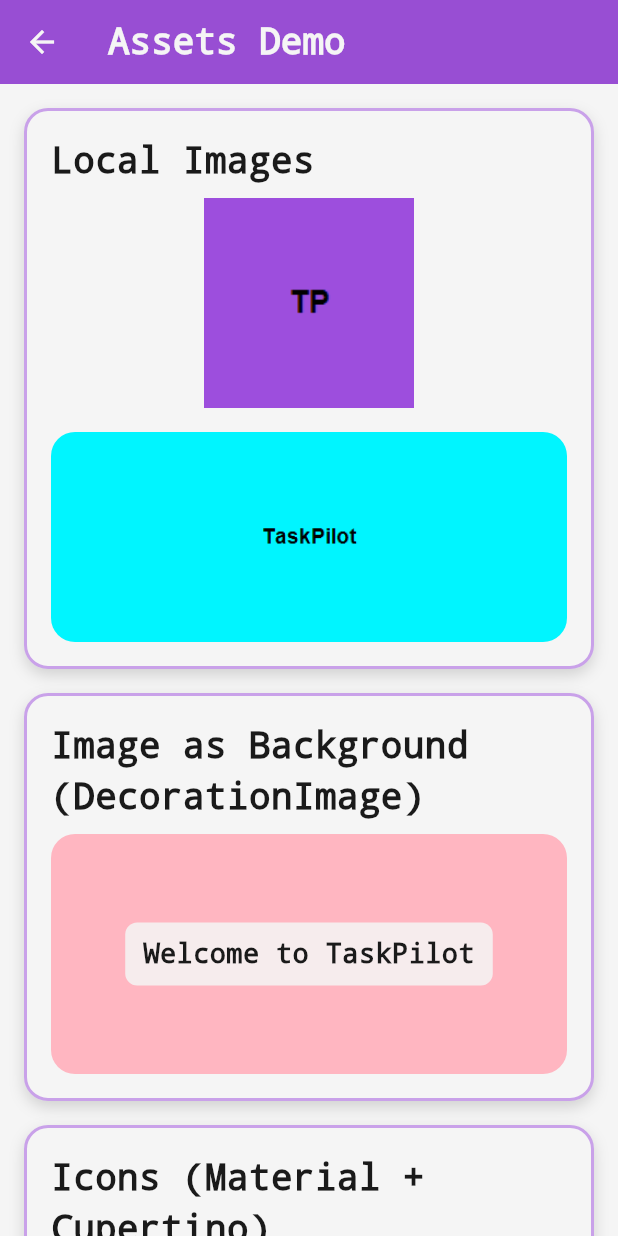
After one commit to kalviumcommunity/S81_DIVINE_FLUTTERAPP_TaskPilot, a Flutter app: the AssetsDemoScreen screen opened by its route, on a phone screen of 412 x 824 dp. The commit adds this screen. Run offline on Flutter 3.47's test engine with Material 3 defaults, Android fonts, the phone set to English and light mode, and no system bars.

Commit message:
feat: added images, icons, and asset management setup

```diff
--- a/flutter_app/lib/main.dart
+++ b/flutter_app/lib/main.dart
@@ -10,6 +10,7 @@ import 'constants/retro_theme.dart';
 import 'screens/user_input_form.dart';
 import 'screens/state_management_demo.dart';
 import 'screens/responsive_design_demo.dart';
+import 'screens/assets_demo_screen.dart';
 
 void main() {
   runApp(const TaskPilotApp());
@@ -36,6 +37,7 @@ class TaskPilotApp extends StatelessWidget {
         '/user-input-form': (context) => const UserInputForm(),
         '/state-management-demo': (context) => const StateManagementDemo(),
         '/responsive-design-demo': (context) => const ResponsiveDesignDemo(),
+        '/assets-demo': (context) => const AssetsDemoScreen(),
 
         // Internal routes used by MultiScreenNavigationDemoScreen
         '/navigation/basic': (context) => const BasicExampleScreen(),
--- /dev/null
+++ b/flutter_app/lib/screens/assets_demo_screen.dart
@@ -0,0 +1,131 @@
+import 'package:flutter/cupertino.dart';
+import 'package:flutter/material.dart';
+
+import '../constants/retro_theme.dart';
+import '../widgets/retro_widgets.dart';
+
+class AssetsDemoScreen extends StatelessWidget {
+  const AssetsDemoScreen({Key? key}) : super(key: key);
+
+  @override
+  Widget build(BuildContext context) {
+    return Scaffold(
+      appBar: AppBar(title: const Text('Assets Demo')),
+      body: SingleChildScrollView(
+        padding: const EdgeInsets.all(RetroSpacing.md),
+        child: Column(
+          crossAxisAlignment: CrossAxisAlignment.stretch,
+          children: [
+            RetroCard(
+              child: Column(
+                crossAxisAlignment: CrossAxisAlignment.start,
+                children: [
+                  Text('Local Images', style: RetroTypography.retroHeadline),
+                  const SizedBox(height: RetroSpacing.sm),
+                  Center(
+                    child: Image.asset(
+                      'assets/images/logo.png',
+                      width: 140,
+                      height: 140,
+                      fit: BoxFit.cover,
+                    ),
+                  ),
+                  const SizedBox(height: RetroSpacing.md),
+                  ClipRRect(
+                    borderRadius: BorderRadius.circular(RetroBorderRadius.md),
+                    child: Image.asset(
+                      'assets/images/banner.png',
+                      height: 140,
+                      width: double.infinity,
+                      fit: BoxFit.cover,
+                    ),
+                  ),
+                ],
+              ),
+            ),
+            const SizedBox(height: RetroSpacing.md),
+            RetroCard(
+              child: Column(
+                crossAxisAlignment: CrossAxisAlignment.start,
+                children: [
+                  Text(
+                    'Image as Background (DecorationImage)',
+                    style: RetroTypography.retroHeadline,
+                  ),
+                  const SizedBox(height: RetroSpacing.sm),
+                  Container(
+                    height: 160,
+                    decoration: BoxDecoration(
+                      borderRadius:
+                          BorderRadius.circular(RetroBorderRadius.md),
+                      image: const DecorationImage(
+                        image: AssetImage('assets/images/background.png'),
+                        fit: BoxFit.cover,
+                      ),
+                    ),
+                    child: Center(
+                      child: Container(
+                        padding: const EdgeInsets.symmetric(
+                          horizontal: 12,
+                          vertical: 8,
+                        ),
+                        decoration: BoxDecoration(
+                          color: RetroColors.retroWhite.withOpacity(0.85),
+                          borderRadius:
+                              BorderRadius.circular(RetroBorderRadius.sm),
+                        ),
+                        child: Text(
+                          'Welcome to TaskPilot',
+                          style: RetroTypography.retroTitle,
+                        ),
+                      ),
+                    ),
+                  ),
+                ],
+              ),
+            ),
+            const SizedBox(height: RetroSpacing.md),
+            RetroCard(
+              child: Column(
+                crossAxisAlignment: CrossAxisAlignment.start,
+                children: [
+                  Text('Icons (Material + Cupertino)',
+                      style: RetroTypography.retroHeadline),
+                  const SizedBox(height: RetroSpacing.sm),
+                  Row(
+                    mainAxisAlignment: MainAxisAlignment.spaceEvenly,
+                    children: const [
+                      Icon(Icons.flutter_dash, size: 34),
+                      Icon(Icons.android, size: 34),
+                      Icon(Icons.apple, size: 34),
+                      Icon(CupertinoIcons.heart_fill, size: 32),
+                    ],
+                  ),
+                  const SizedBox(height: RetroSpacing.md),
+                  Text('Local Icon PNGs', style: RetroTypography.retroTitle),
+                  const SizedBox(height: RetroSpacing.sm),
+                  Row(
+                    mainAxisAlignment: MainAxisAlignment.center,
+                    children: [
+                      Image.asset(
+                        'assets/icons/star.png',
+                        width: 56,
+                        height: 56,
+                      ),
+                      const SizedBox(width: 16),
+                      Image.asset(
+                        'assets/icons/profile.png',
+                        width: 56,
+                        height: 56,
+                      ),
+                    ],
+                  ),
+                ],
+              ),
+            ),
+          ],
+        ),
+      ),
+    );
+  }
+}
--- a/flutter_app/lib/screens/responsive_layout.dart
+++ b/flutter_app/lib/screens/responsive_layout.dart
@@ -19,6 +19,10 @@ class ResponsiveLayout extends StatelessWidget {
               PopupMenuItem(
                 value: '/user-input-form',
                 child: Text('User Input Form'),
+              ),
+              PopupMenuItem(
+                value: '/assets-demo',
+                child: Text('Assets Demo'),
               ),
               PopupMenuItem(
                 value: '/state-management-demo',
```
Also changed, not shown: flutter_app/assets/icons/profile.png (added), flutter_app/assets/icons/star.png (added), flutter_app/assets/images/background.png (added), flutter_app/assets/images/banner.png (added), flutter_app/assets/images/logo.png (added), 1 other file.
